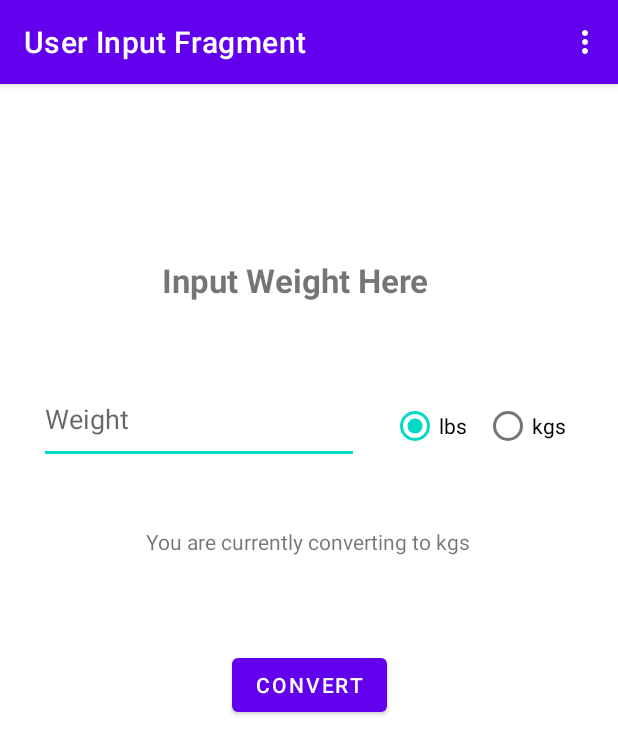
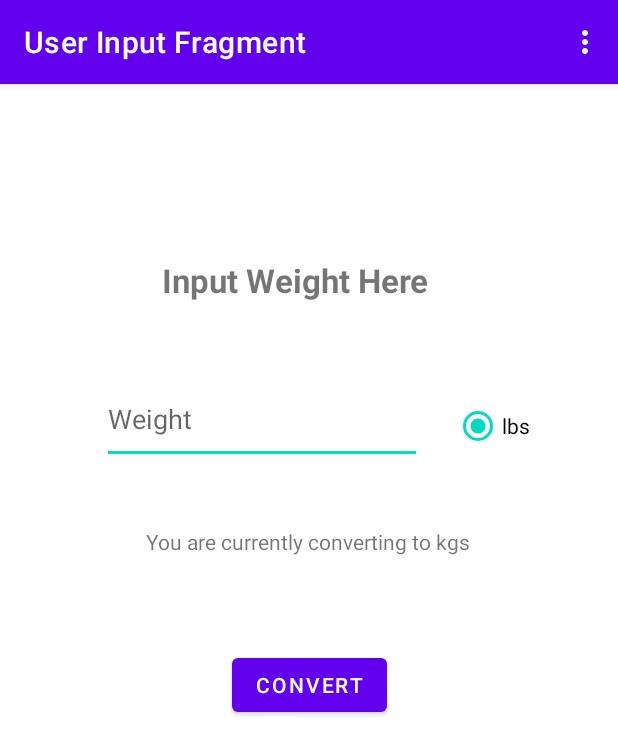
Before and after one commit to thompson-zak/BarbellWeightCalculator, an Android app: the screen it shows after launch (MainActivity), on a phone screen of 412 x 824 dp. Shown: the top 755 px of the screen. Run offline under Robolectric (Android 15) with nearby library versions, the phone set to English and light mode, and no system bars; our stand-ins replace navigation-ui.

Commit message:
Updating to remove kg to lb conversion as that is currently non-functional

```diff
--- a/app/src/main/res/layout/user_input_fragment.xml
+++ b/app/src/main/res/layout/user_input_fragment.xml
@@ -34,7 +34,7 @@
         android:id="@+id/input_weight_form"
         android:layout_width="wrap_content"
         android:layout_height="60dp"
-        android:layout_marginStart="26dp"
+        android:layout_marginStart="68dp"
         android:layout_marginTop="48dp"
         android:ems="10"
         android:hint="@string/weight"
@@ -61,12 +61,6 @@
             app:layout_constraintBottom_toBottomOf="parent"
             app:layout_constraintStart_toStartOf="parent" />
 
-        <RadioButton
-            android:id="@+id/kgs_radio_original"
-            android:layout_width="62dp"
-            android:layout_height="60dp"
-            android:text="@string/kilos_short" />
-
     </RadioGroup>
 
     <TextView
```
